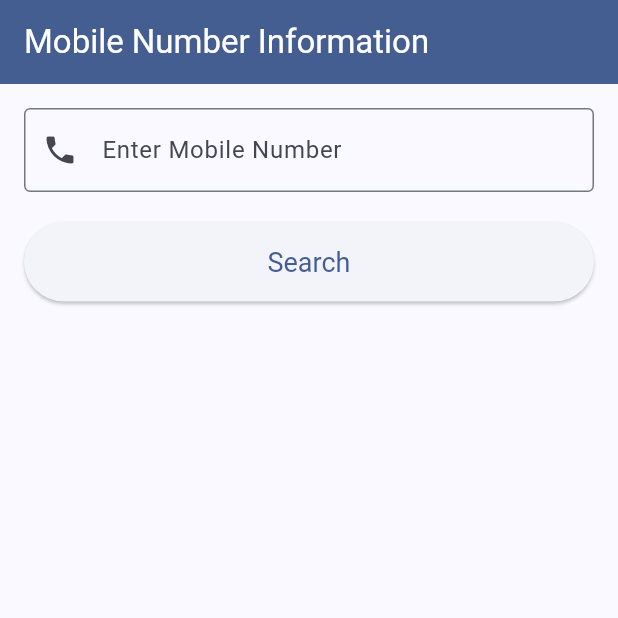
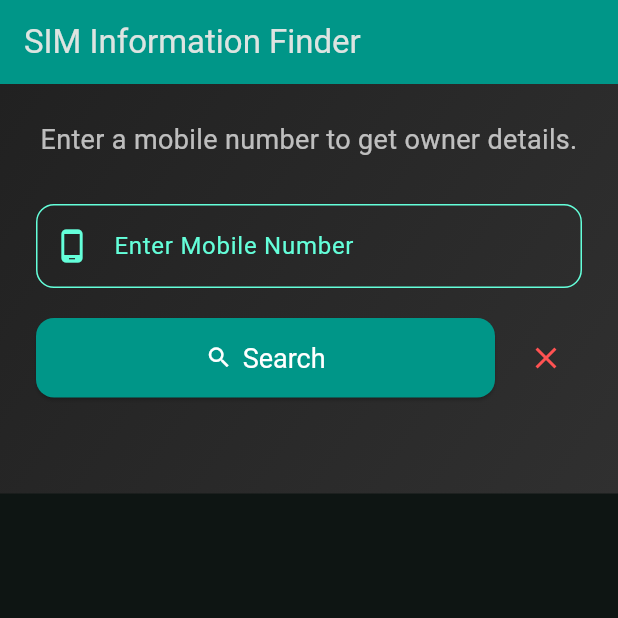
Before and after one commit to could-ai/019a1e8f-dc38-70c1-9ede-2ab35f9e0b95, a Flutter app: the screen it shows after launch, on a phone screen of 412 x 824 dp, the top half of it. Run offline on Flutter 3.47's test engine with Material 3 defaults, Android fonts, the phone set to English and light mode, and no system bars.

Commit message:
I have completely redesigned the application's UI and improved its user experience. The app now features a modern dark theme with a teal accent color and a gradient background. The input field and buttons have been restyled for a cleaner look, and a 'Clear' button has been added for convenience. The results are now displayed in a well-structured and visually appealing card. Additionally, I've implemented better user feedback, including a styled loading indicator and a message for when no results are found, to make the app more interactive and user-friendly.

```diff
--- a/usr/lib/main.dart
+++ b/usr/lib/main.dart
@@ -10,11 +10,20 @@ class MyApp extends StatelessWidget {
   @override
   Widget build(BuildContext context) {
     return MaterialApp(
-      title: "Mobile Number Info",
+      title: "SIM Info Finder",
       debugShowCheckedModeBanner: false,
       theme: ThemeData(
-        colorScheme: ColorScheme.fromSeed(seedColor: Colors.blueAccent),
+        brightness: Brightness.dark,
+        primaryColor: Colors.tealAccent,
+        colorScheme: ColorScheme.fromSeed(
+          seedColor: Colors.teal,
+          brightness: Brightness.dark,
+        ),
         useMaterial3: true,
+        textTheme: const TextTheme(
+          bodyLarge: TextStyle(color: Colors.white),
+          bodyMedium: TextStyle(color: Colors.white),
+        ),
       ),
       home: const InfoFinderScreen(),
     );
@@ -35,11 +44,9 @@ class _InfoFinderScreenState extends State<InfoFinderScreen> {
   String? _address;
   String? _location;
   bool _isLoading = false;
+  bool _noResults = false;
 
   void _searchNumber() {
-    // IMPORTANT: This is a simulation.
-    // Real data retrieval is not possible without access to sensitive databases.
-    // This functionality requires a secure backend and database.
     final String phoneNumber = _numberController.text;
     if (phoneNumber.isNotEmpty) {
       setState(() {
@@ -48,72 +55,155 @@ class _InfoFinderScreenState extends State<InfoFinderScreen> {
         _cnic = null;
         _address = null;
         _location = null;
+        _noResults = false;
       });
 
       // Simulate a network call
       Future.delayed(const Duration(seconds: 2), () {
+        // Using dummy data for demonstration
+        // IMPORTANT: This is a simulation.
+        // Real data retrieval is not possible without access to sensitive databases.
+        if (phoneNumber == "00000000000") {
           setState(() {
-          // Using dummy data for demonstration
-          _ownerName = "John Doe";
-          _cnic = "12345-6789012-3";
-          _address = "123, Main Street, City, Country";
-          _location = "City, Country";
+            _isLoading = false;
+            _noResults = true;
+          });
+        } else {
+          setState(() {
+            _ownerName = "Jane Doe";
+            _cnic = "98765-4321098-7";
+            _address = "456, Park Avenue, Metropolis, USA";
+            _location = "Metropolis, USA";
             _isLoading = false;
           });
+        }
       });
     }
+  }
+
+  void _clearSearch() {
+    _numberController.clear();
+    setState(() {
+      _ownerName = null;
+      _cnic = null;
+      _address = null;
+      _location = null;
+      _noResults = false;
+    });
   }
 
   @override
   Widget build(BuildContext context) {
     return Scaffold(
       appBar: AppBar(
-        title: const Text("Mobile Number Information"),
-        backgroundColor: Theme.of(context).colorScheme.primary,
-        foregroundColor: Theme.of(context).colorScheme.onPrimary,
+        title: const Text("SIM Information Finder"),
+        backgroundColor: Colors.teal,
+        elevation: 0,
       ),
-      body: Padding(
-        padding: const EdgeInsets.all(16.0),
+      body: Container(
+        decoration: BoxDecoration(
+          gradient: LinearGradient(
+            colors: [Colors.grey[900]!, Colors.grey[850]!],
+            begin: Alignment.topLeft,
+            end: Alignment.bottomRight,
+          ),
+        ),
+        child: SingleChildScrollView(
+          child: Padding(
+            padding: const EdgeInsets.all(24.0),
             child: Column(
               crossAxisAlignment: CrossAxisAlignment.stretch,
               children: <Widget>[
+                const Text(
+                  "Enter a mobile number to get owner details.",
+                  textAlign: TextAlign.center,
+                  style: TextStyle(fontSize: 18, color: Colors.white70),
+                ),
+                const SizedBox(height: 30),
                 TextField(
                   controller: _numberController,
                   keyboardType: TextInputType.phone,
-              decoration: const InputDecoration(
+                  style: const TextStyle(color: Colors.white),
+                  decoration: InputDecoration(
                     labelText: "Enter Mobile Number",
-                border: OutlineInputBorder(),
-                prefixIcon: Icon(Icons.phone),
+                    labelStyle: TextStyle(color: Colors.tealAccent),
+                    enabledBorder: OutlineInputBorder(
+                      borderRadius: BorderRadius.circular(12),
+                      borderSide: BorderSide(color: Colors.tealAccent),
+                    ),
+                    focusedBorder: OutlineInputBorder(
+                      borderRadius: BorderRadius.circular(12),
+                      borderSide: BorderSide(color: Colors.white, width: 2),
+                    ),
+                    prefixIcon: const Icon(Icons.phone_android, color: Colors.tealAccent),
                   ),
                 ),
                 const SizedBox(height: 20),
-            ElevatedButton(
+                Row(
+                  children: [
+                    Expanded(
+                      child: ElevatedButton.icon(
+                        icon: const Icon(Icons.search),
                         onPressed: _searchNumber,
                         style: ElevatedButton.styleFrom(
+                          backgroundColor: Colors.teal,
+                          foregroundColor: Colors.white,
                           padding: const EdgeInsets.symmetric(vertical: 16),
+                          shape: RoundedRectangleBorder(
+                            borderRadius: BorderRadius.circular(12),
+                          ),
                           textStyle: const TextStyle(fontSize: 18),
                         ),
-              child: const Text("Search"),
+                        label: const Text("Search"),
                       ),
-            const SizedBox(height: 30),
+                    ),
+                    const SizedBox(width: 10),
+                    IconButton(
+                      icon: const Icon(Icons.clear, color: Colors.redAccent),
+                      onPressed: _clearSearch,
+                      tooltip: "Clear",
+                    ),
+                  ],
+                ),
+                const SizedBox(height: 40),
                 if (_isLoading)
-              const Center(child: CircularProgressIndicator())
+                  const Center(child: CircularProgressIndicator(valueColor: AlwaysStoppedAnimation<Color>(Colors.tealAccent)))
+                else if (_noResults)
+                  const Center(
+                    child: Text(
+                      "No information found for this number.",
+                      style: TextStyle(fontSize: 16, color: Colors.redAccent),
+                    ),
+                  )
                 else if (_ownerName != null)
-              Card(
-                elevation: 4,
-                child: Padding(
-                  padding: const EdgeInsets.all(16.0),
-                  child: Column(
-                    crossAxisAlignment: CrossAxisAlignment.start,
-                    children: [
-                      _buildInfoRow(Icons.person, "Owner Name", _ownerName),
-                      _buildInfoRow(Icons.credit_card, "CNIC", _cnic),
-                      _buildInfoRow(Icons.home, "Address", _address),
-                      _buildInfoRow(Icons.location_on, "Location", _location),
+                  _buildResultsCard(),
               ],
             ),
           ),
         ),
+      ),
+    );
+  }
+
+  Widget _buildResultsCard() {
+    return Card(
+      color: Colors.grey[850],
+      elevation: 8,
+      shape: RoundedRectangleBorder(borderRadius: BorderRadius.circular(16)),
+      child: Padding(
+        padding: const EdgeInsets.all(20.0),
+        child: Column(
+          crossAxisAlignment: CrossAxisAlignment.start,
+          children: [
+            const Text(
+              "Owner Information",
+              style: TextStyle(fontSize: 22, fontWeight: FontWeight.bold, color: Colors.tealAccent),
+            ),
+            const Divider(color: Colors.tealAccent, thickness: 1, height: 20),
+            _buildInfoRow(Icons.person_outline, "Owner Name", _ownerName),
+            _buildInfoRow(Icons.credit_card, "CNIC", _cnic),
+            _buildInfoRow(Icons.home_outlined, "Address", _address),
+            _buildInfoRow(Icons.location_on_outlined, "Location", _location),
           ],
         ),
       ),
@@ -122,12 +212,12 @@ class _InfoFinderScreenState extends State<InfoFinderScreen> {
 
   Widget _buildInfoRow(IconData icon, String label, String? value) {
     return Padding(
-      padding: const EdgeInsets.symmetric(vertical: 8.0),
+      padding: const EdgeInsets.symmetric(vertical: 12.0),
       child: Row(
         crossAxisAlignment: CrossAxisAlignment.start,
         children: [
-          Icon(icon, color: Theme.of(context).colorScheme.primary),
-          const SizedBox(width: 16),
+          Icon(icon, color: Colors.tealAccent, size: 28),
+          const SizedBox(width: 20),
           Expanded(
             child: Column(
               crossAxisAlignment: CrossAxisAlignment.start,
@@ -137,12 +227,13 @@ class _InfoFinderScreenState extends State<InfoFinderScreen> {
                   style: const TextStyle(
                     fontWeight: FontWeight.bold,
                     fontSize: 16,
+                    color: Colors.white70,
                   ),
                 ),
-                const SizedBox(height: 4),
+                const SizedBox(height: 5),
                 Text(
                   value ?? "N/A",
-                  style: const TextStyle(fontSize: 16),
+                  style: const TextStyle(fontSize: 18, color: Colors.white),
                 ),
               ],
             ),
```
Lines whose indentation alone changed are shown as unchanged.
